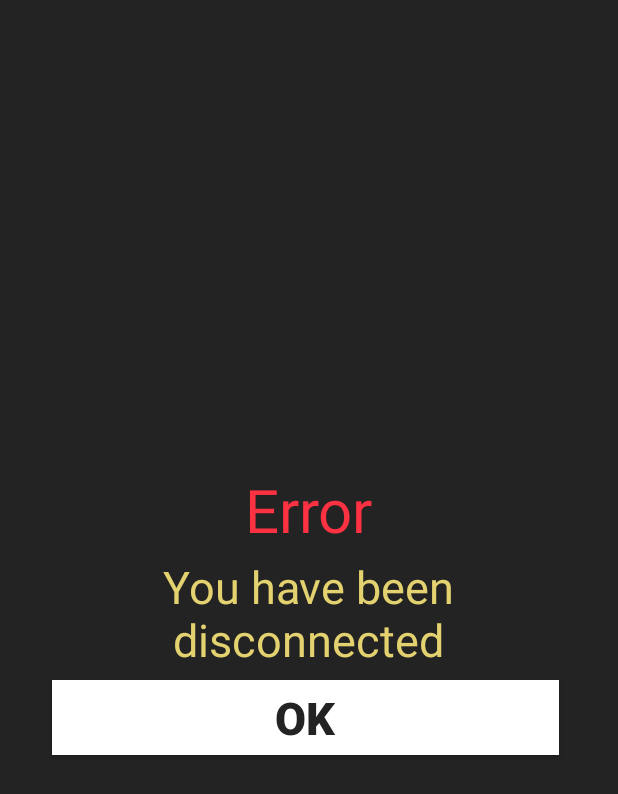
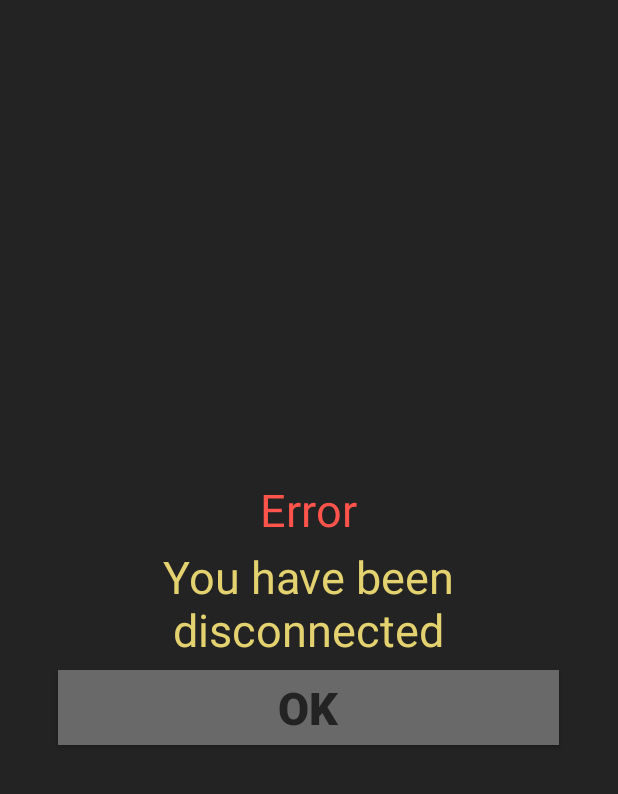
Before and after one commit to gyrodraw/GyroDraw, an Android app: the layout disconnected_pop_up.xml on its own in the app's theme, with its tools: preview values and no code run, on a phone screen of 412 x 824 dp. Shown: the top 794 px of the screen. Run offline under Robolectric (Android 15) with nearby library versions, the phone set to English and light mode, and no system bars.

Commit message:
Change disconnected layout

```diff
--- a/app/src/main/java/ch/epfl/sweng/SDP/game/VotingPageActivity.java
+++ b/app/src/main/java/ch/epfl/sweng/SDP/game/VotingPageActivity.java
@@ -255,11 +255,6 @@ public class VotingPageActivity extends BaseActivity {
         }
 
         Log.d(TAG, "Pausing activity");
-
-        if (roomID != null && !roomID.equals("0123457890")) {
-            Matchmaker.getInstance(Account.getInstance(this))
-                    .leaveRoom(roomID);
-        }
         ConnectivityWrapper.unregisterNetworkReceiver(this);
 
         ImageSharer sharer = ImageSharer.getInstance();
--- a/app/src/main/res/layout/activity_voting_page.xml
+++ b/app/src/main/res/layout/activity_voting_page.xml
@@ -72,7 +72,7 @@
       android:layout_width="wrap_content"
       android:layout_height="31dp"
       android:layout_marginTop="8dp"
-      android:text="Disconnected"
+      android:text="@string/disconnected"
       android:textColor="@color/colorRed"
       android:visibility="gone"
       android:textSize="25sp"
--- a/app/src/main/res/layout/disconnected_pop_up.xml
+++ b/app/src/main/res/layout/disconnected_pop_up.xml
@@ -10,14 +10,13 @@
 
     <TextView
         android:id="@+id/errorDisconnectedText"
-        android:layout_width="wrap_content"
+        android:layout_width="match_parent"
         android:layout_height="wrap_content"
         android:layout_marginBottom="8dp"
-        android:drawablePadding="8dp"
         android:gravity="center"
-        android:text="Error"
-        android:textColor="@color/colorRed"
-        android:textSize="40sp" />
+        android:text="@string/error"
+        android:textColor="@color/colorExitRed"
+        android:textSize="30sp" />
 
     <TextView
         android:id="@+id/colorText"
@@ -26,29 +25,23 @@
         android:layout_marginBottom="8dp"
         android:gravity="center"
         android:includeFontPadding="false"
-        android:text="You have been disconnected"
+        android:text="@string/you_have_been_disconnected"
         android:textColor="@color/colorDrawYellow"
         android:textSize="30sp" />
 
-    <LinearLayout
-        android:layout_width="match_parent"
-        android:layout_height="wrap_content"
-        android:orientation="horizontal">
-
     <Button
         android:id="@+id/okDisconnectedButton"
-            android:layout_width="0dp"
+        android:layout_width="match_parent"
         android:layout_height="50dp"
-            android:layout_marginStart="4dp"
+        android:layout_marginStart="8dp"
         android:layout_marginEnd="8dp"
         android:layout_marginBottom="8dp"
         android:layout_weight="1"
-            android:background="@color/colorWhite"
+        android:background="@color/colorLightGrey"
         android:text="OK"
         android:textColor="@color/colorPrimaryDark"
         android:textSize="30sp"
         android:textStyle="bold"
-            app:layout_constraintEnd_toEndOf="parent" />
+        app:layout_constraintStart_toStartOf="parent" />
 
 </LinearLayout>
-</LinearLayout>
--- a/app/src/main/res/values/strings.xml
+++ b/app/src/main/res/values/strings.xml
@@ -67,4 +67,7 @@
     <string name="usernameIllegalChar">Username must not contain</string>
     <string name="successfulImageDownload">Successfully saved image to /Camera/Gyrodraw</string>
     <string name="already_logged_in">You have already logged in on another device! Waiting...</string>
+    <string name="disconnected">Disconnected</string>
+    <string name="error">Error</string>
+    <string name="you_have_been_disconnected">You have been disconnected</string>
 </resources>
```
Also changed, not shown: app/src/main/res/layout/activity_friend_request_pop_up.xml (+8 -8 lines), app/src/main/res/layout/ranking_item.xml (+2 -7 lines). Lines whose indentation alone changed are shown as unchanged.
